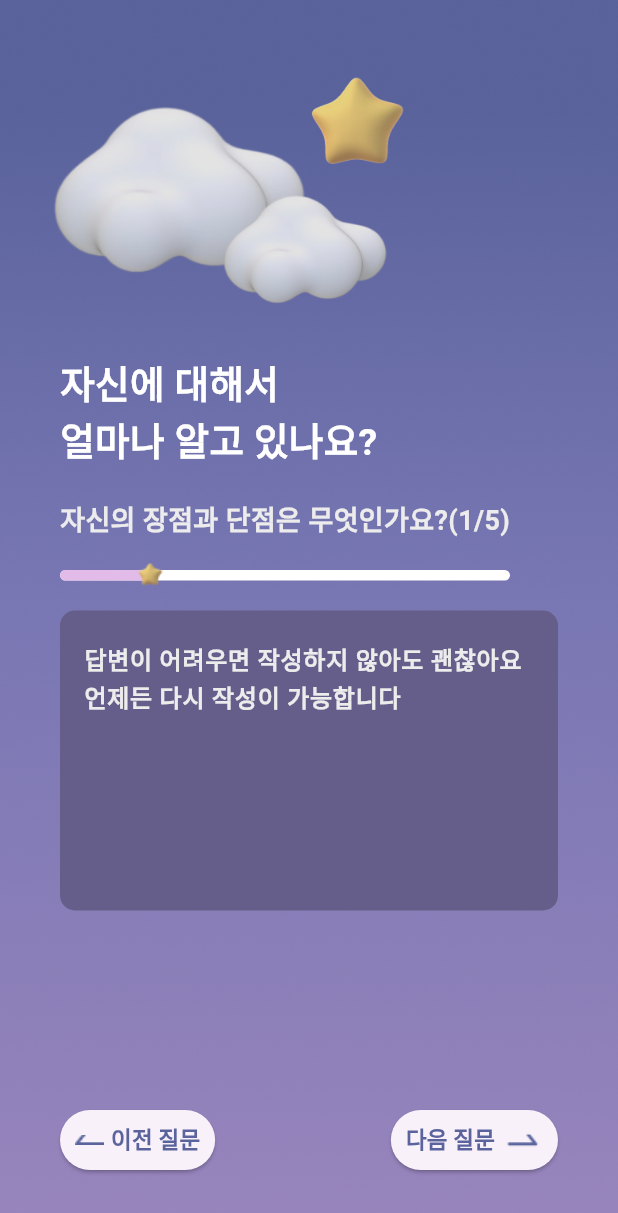
After one commit to hackathon1team/hackathon1_app, a Flutter app: the RemindQuestion1Screen screen opened directly, on a phone screen of 412 x 824 dp. The commit adds this screen. Shown: the top 1213 px of the screen. Run offline on Flutter 3.47's test engine with Material 3 defaults, Android fonts, the light colour scheme and no system bars; our stand-ins replace glassmorphism_ui.

Commit message:
remind_question ui

```diff
--- a/lib/screen/meta_explain_screen.dart
+++ b/lib/screen/meta_explain_screen.dart
@@ -3,6 +3,7 @@ import 'package:memory_app/screen/register_screen4.dart';
 
 
 import 'components/custom_button.dart';
+import 'remind_question1_screen.dart';
 
 class MetaExplainScreen extends StatefulWidget {
   const MetaExplainScreen({super.key});
@@ -179,7 +180,7 @@ class _MetaExplainScreenState extends State<MetaExplainScreen> {
                   onPressed: () => Navigator.push(
                       context,
                       MaterialPageRoute(
-                        builder: (context) => RegisterScreen4(),
+                        builder: (context) => RemindQuestion1Screen(),
                       )),
                 ),
               ),
--- /dev/null
+++ b/lib/screen/remind_question1_screen.dart
@@ -0,0 +1,119 @@
+import 'package:flutter/material.dart';
+import 'package:memory_app/const/colors.dart';
+import 'package:memory_app/screen/components/custom_progress_bar.dart';
+
+import 'components/custom_button.dart';
+import 'remind_question2_screen.dart';
+
+class RemindQuestion1Screen extends StatefulWidget {
+  const RemindQuestion1Screen({super.key});
+
+  @override
+  State<RemindQuestion1Screen> createState() => _RemindQuestion1ScreenState();
+}
+
+class _RemindQuestion1ScreenState extends State<RemindQuestion1Screen> {
+  TextEditingController questionController_1 = TextEditingController();
+
+  @override
+  Widget build(BuildContext context) {
+    return Scaffold(
+      body: Container(
+        decoration: BoxDecoration(
+          image: DecorationImage(
+            image: AssetImage('assets/background/background5.png'),
+            fit: BoxFit.cover,
+          ),
+        ),
+        child: Stack(
+          children: [
+            Padding(
+              padding: EdgeInsets.all(40),
+              child: Column(
+                mainAxisAlignment: MainAxisAlignment.center,
+                crossAxisAlignment: CrossAxisAlignment.stretch,
+                children: [
+                  SizedBox(
+                    height: 20,
+                  ),
+                  Text(
+                    '자신에 대해서\n얼마나 알고 있나요?',
+                    style: TextStyle(
+                      fontSize: 25,
+                      color: Colors.white,
+                      fontWeight: FontWeight.bold,
+                    ),
+                  ),
+                  SizedBox(
+                    height: 20,
+                  ),
+                  Text(
+                    '자신의 장점과 단점은 무엇인가요?(1/5)',
+                    style: TextStyle(
+                        fontSize: 18,
+                        color: hintTextColor,
+                        fontWeight: FontWeight.bold),
+                  ),
+                  SizedBox(
+                    height: 20,
+                  ),
+                  CustomProgressBar(value: 0.2),
+                  SizedBox(height: 20,),
+                  Container(
+                    height: 200,
+                    child: TextFormField(
+                      controller: questionController_1,
+                      textAlignVertical: TextAlignVertical.top,
+                      decoration: InputDecoration(
+                        border: OutlineInputBorder(
+                          borderRadius: BorderRadius.circular(10.0),
+                          borderSide: BorderSide.none,
+                        ),
+                        filled: true,
+                        fillColor: Color(0xFF665E8A),
+                        hintText: '답변이 어려우면 작성하지 않아도 괜찮아요\n언제든 다시 작성이 가능합니다',
+                        hintStyle: TextStyle(
+                          color: hintTextColor,
+                          fontSize: 16,
+                          fontWeight: FontWeight.bold,
+                        ),
+                      ),
+                      maxLines: null,
+                      expands: true,
+                      style: TextStyle(
+                          fontSize: 16,
+                          color: Colors.white,
+                          fontWeight: FontWeight.bold),
+                    ),
+                  ),
+                ],
+              ),
+            ),
+            Positioned(
+              bottom: 40,
+              left: 40,
+              child: CustomButton(
+                text: '이전 질문',
+                right: false,
+                onPressed: () => Navigator.of(context).pop(),
+              ),
+            ),
+            Positioned(
+              bottom: 40,
+              right: 40,
+              child: CustomButton(
+                text: '다음 질문',
+                right: true,
+                onPressed: () => Navigator.push(
+                    context,
+                    MaterialPageRoute(
+                      builder: (context) => RemindQuestion2Screen(),
+                    )),
+              ),
+            ),
+          ],
+        ),
+      ),
+    );
+  }
+}
```
Also changed, not shown: lib/screen/remind_question2_screen.dart (added, +119 -0 lines), lib/screen/remind_question3_screen.dart (added, +119 -0 lines), lib/screen/remind_question4_screen.dart (added, +119 -0 lines), lib/screen/remind_question5_screen.dart (added, +118 -0 lines), assets/background/background5.png (added).
